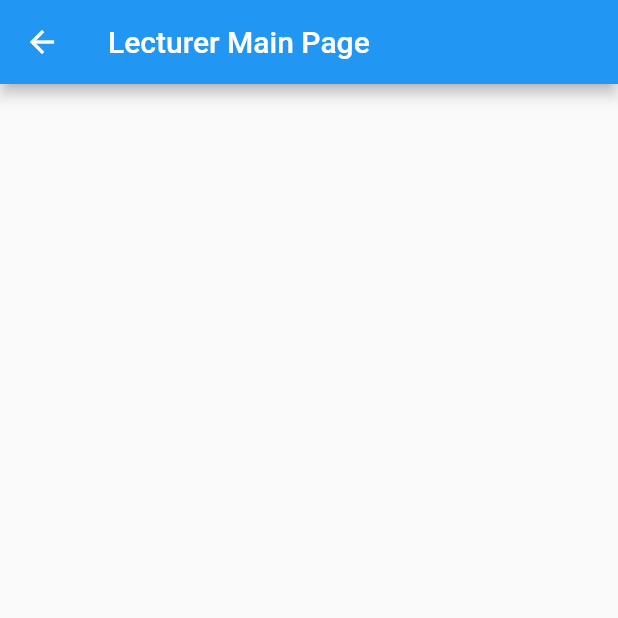
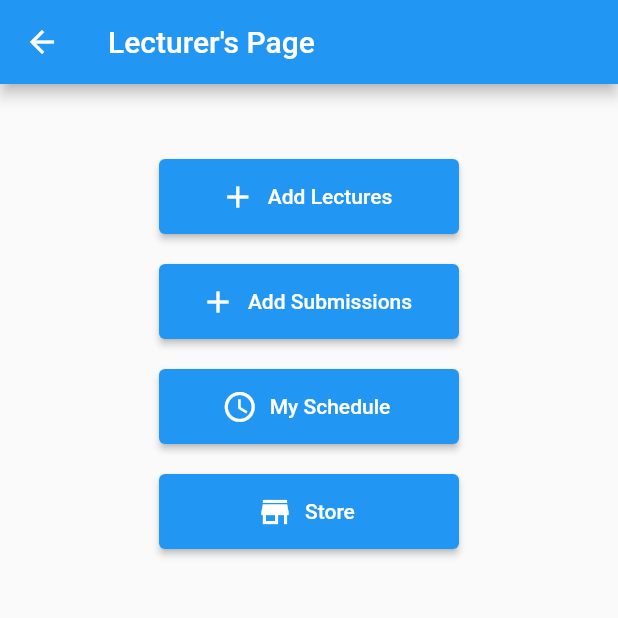
Before and after one commit to KavinduPriyanath/Madhack-Finals, a Flutter app: the LecturerMain screen opened by its route, on a phone screen of 412 x 824 dp, the top half of it. Run offline on Flutter 3.47's test engine with Material 2 defaults, Android fonts, the phone set to English and light mode, and no system bars; our stand-ins replace cloud_firestore, firebase_auth, firebase_core, google_fonts; accounts and stored records are empty.

Commit message:
lecturerUIs

```diff
--- a/lib/Lecturer/lecturer_main.dart
+++ b/lib/Lecturer/lecturer_main.dart
@@ -1,4 +1,6 @@
 import 'package:flutter/material.dart';
+import 'package:login_flutter/Lecturer/add_lectures.dart';
+import 'package:login_flutter/Lecturer/schedule.dart';
 
 class LecturerMain extends StatefulWidget {
   const LecturerMain({Key? key}) : super(key: key);
@@ -8,11 +10,96 @@ class LecturerMain extends StatefulWidget {
 }
 
 class _LecturerMainState extends State<LecturerMain> {
+
+  //To go into lecturer's app pages
+  void AddLectures() {
+    Navigator.pushNamed(context, "/addlectures");
+  }
+
+  //To go into undergraduate's app pages
+  void AddSubmission() {
+    Navigator.pushNamed(context, "/addsubmission");
+  }
+
+  //To go into society's app pages
+  void Schedule() {
+    Navigator.pushNamed(context, "/schedule");
+  }
+
+  void Store() {
+    Navigator.pushNamed(context, "/schedule");
+  }
+
+
+
   @override
   Widget build(BuildContext context) {
     return Scaffold(
       appBar: AppBar(
-        title: Text("Lecturer Main Page"),
+        title: Text("Lecturer's Page"),
+      ),
+      body: Center(
+        child: Column(
+          children: <Widget>[
+            Container(
+              margin: EdgeInsets.only(top: 50, bottom: 20),
+              height: 50,
+              width: 200,
+              child: ElevatedButton.icon(
+                onPressed: AddLectures,
+                icon: Icon(
+                  Icons.add,
+                  size: 24.0,
+                ),
+                label: Text('Add Lectures'),
+              ),
+            ),
+
+            Container(
+              margin: EdgeInsets.only(bottom: 20),
+              height: 50,
+              width: 200,
+              child: ElevatedButton.icon(
+                onPressed: AddSubmission,
+                icon: Icon(
+                  Icons.add,
+                  size: 24.0,
+                ),
+                label: Text('Add Submissions'),
+              ),
+            ),
+
+            Container(
+              margin: EdgeInsets.only(bottom: 20),
+              height: 50,
+              width: 200,
+              child: ElevatedButton.icon(
+                onPressed: Schedule,
+                icon: Icon(
+                  Icons.schedule,
+                  size: 24.0,
+                ),
+                label: Text('My Schedule'),
+              ),
+            ),
+
+            Container(
+              margin: EdgeInsets.only(bottom: 20),
+              height: 50,
+              width: 200,
+              child: ElevatedButton.icon(
+                onPressed: AddLectures,
+                icon: Icon(
+                  Icons.store,
+                  size: 24.0,
+                ),
+                label: Text('Store'),
+              ),
+            ),
+
+
+          ],
+        ),
       ),
     );
   }
--- a/lib/Lecturer/schedule.dart
+++ b/lib/Lecturer/schedule.dart
@@ -0,0 +1,19 @@
+import 'package:flutter/material.dart';
+
+class Schedule extends StatefulWidget {
+  const Schedule({Key? key}) : super(key: key);
+
+  @override
+  State<Schedule> createState() => _ScheduleState();
+}
+
+class _ScheduleState extends State<Schedule> {
+  @override
+  Widget build(BuildContext context) {
+    return Scaffold(
+      appBar: AppBar(
+        title: Text("My Schedule"),
+      ),
+    );
+  }
+}
--- a/lib/main.dart
+++ b/lib/main.dart
@@ -1,6 +1,9 @@
 import 'package:firebase_core/firebase_core.dart';
 import 'package:login_flutter/Auth/main_page.dart';
 import 'package:login_flutter/Lecturer/lecturer_main.dart';
+import 'package:login_flutter/Lecturer/add-submissions.dart';
+import 'package:login_flutter/Lecturer/add_lectures.dart';
+import 'package:login_flutter/Lecturer/schedule.dart';
 import 'package:login_flutter/Pages/home_page.dart';
 import 'package:login_flutter/Society/society_main.dart';
 import 'package:login_flutter/Undergraduates/undergraduate_main.dart';
@@ -31,6 +34,9 @@ class MyApp extends StatelessWidget {
         '/lecturermain': (context) => LecturerMain(),
         '/undergraduatemain': (context) => UndergraduateMain(),
         '/societymain': (context) => SocietyMain(),
+        '/addlectures' : (context) => AddLectures(),
+        '/addsubmission':(context) => AddSubmission(),
+        '/schedule' : (context) => Schedule(),
       },
     );
   }
```
Also changed, not shown: lib/Lecturer/add-submissions.dart (+202 -0 lines), lib/Lecturer/add_lectures.dart (+244 -0 lines).
